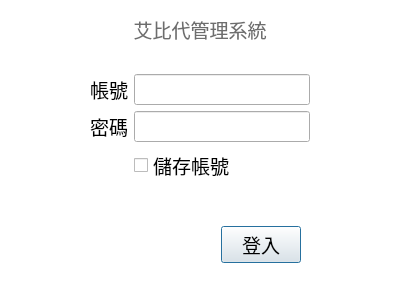
Above: src/AdbClient/DialogLogin.ui from roger0816/Adb before the change. Below: the same form after it.
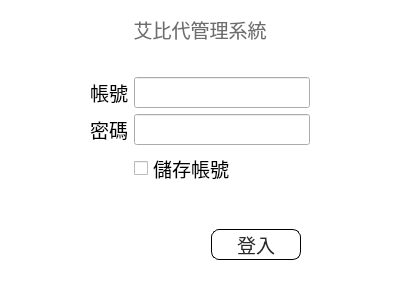
That is the form after the change.

Diff of the .ui file:
```diff
--- a/src/AdbClient/DialogLogin.ui
+++ b/src/AdbClient/DialogLogin.ui
@@ -108,9 +108,43 @@
          </item>
          <item row="4" column="1">
           <widget class="QWidget" name="widget_3" native="true">
+           <property name="styleSheet">
+            <string notr="true">
+QPushButton{
+font: 20px &quot;Microsoft JhengHei UI&quot;;
+
+}
+
+QPushButton{background-color: rgb(255, 255, 255);
+border-radius:8px;
+color: rgb(41,41,41);
+border: 1px solid #000000; }
+
+
+QPushButton:hover 
+{ 
+background-color: #55aaff; 
+border-style: outset; 
+border-width: 2px; 
+font: 700 18px &quot;Microsoft JhengHei UI&quot;; 
+}
+QPushButton:pressed { 
+border-style: outset; 
+border-width: 0px; 
+font: 700 24px &quot;Microsoft JhengHei UI&quot;; 
+color:rgb(241,241,241);
+background-color:#3c78b4;
+}</string>
+           </property>
            <layout class="QGridLayout" name="gridLayout_2">
             <item row="0" column="1">
              <widget class="QPushButton" name="btnLogin">
+              <property name="minimumSize">
+               <size>
+                <width>90</width>
+                <height>0</height>
+               </size>
+              </property>
               <property name="text">
                <string>登入</string>
               </property>
```
